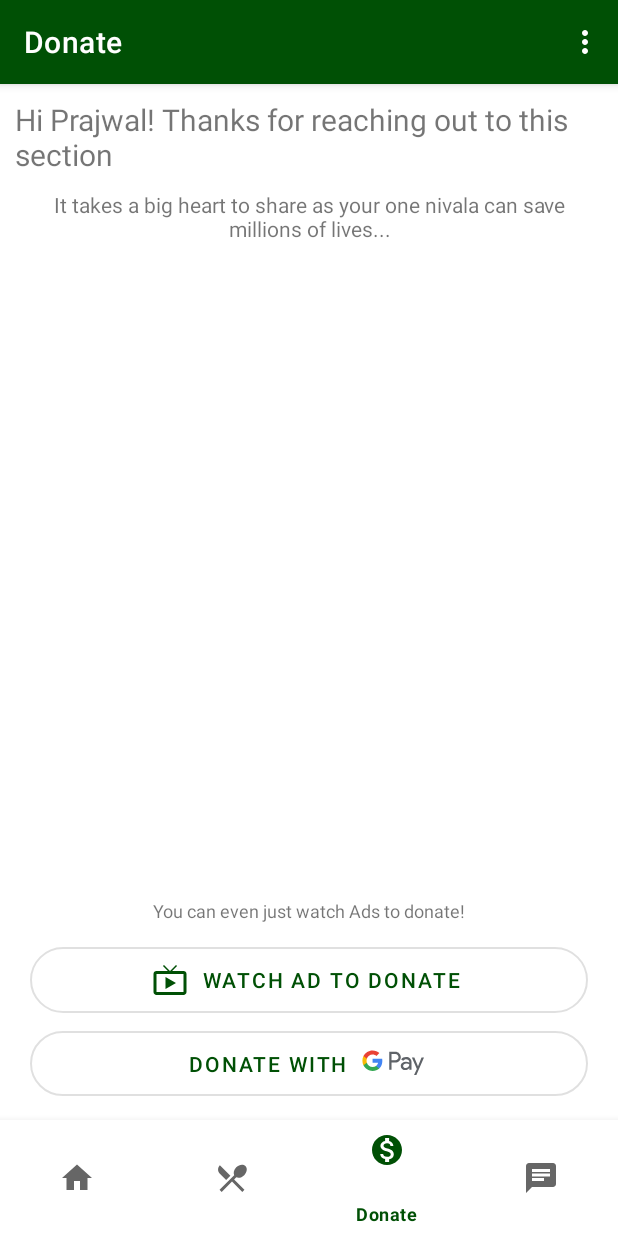
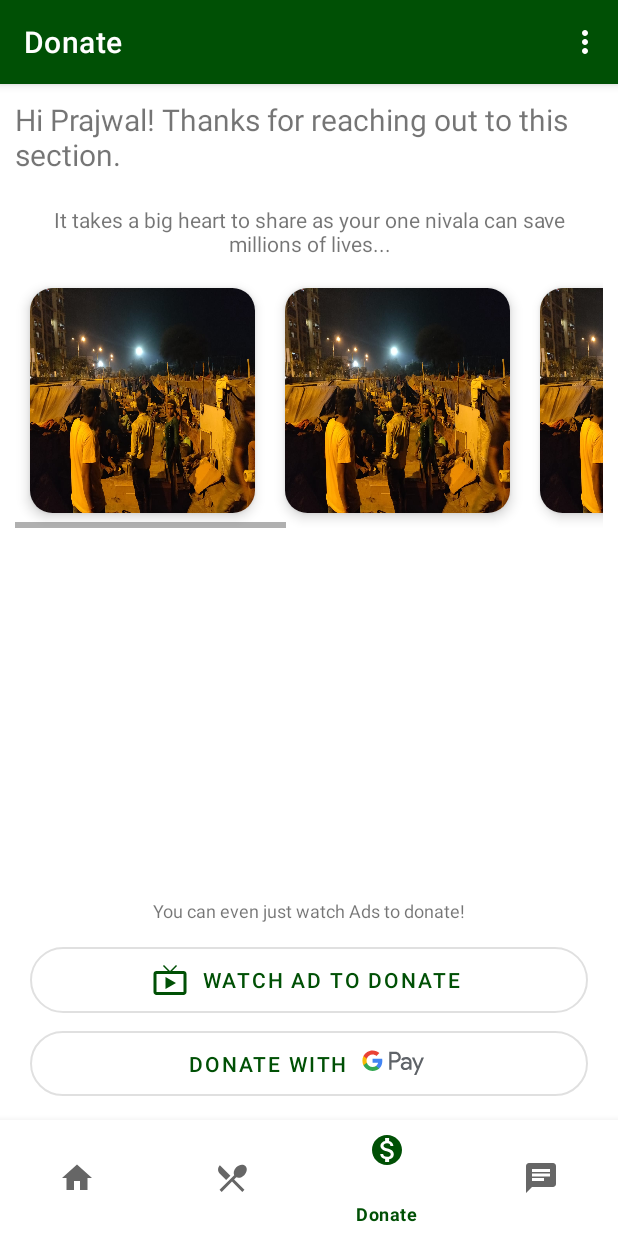
Before and after one commit to prajwalmw/Nivala, an Android app: the DonateFragment screen opened through its navigation route, on a phone screen of 412 x 824 dp. Run offline under Robolectric (Android 15) with nearby library versions, the phone set to English and light mode, and no system bars; our stand-ins replace AdMob, Firebase (no records; nobody signed in at launch, a user with empty details on screens opened directly), navigation-ui; Roboto replaces fonts that are not available here.

Commit message:
image adapter is added with static images.

```diff
--- /dev/null
+++ b/app/src/main/java/com/example/nivala/adapter/DonateImageAdapter.java
@@ -0,0 +1,39 @@
+package com.example.nivala.adapter;
+
+import android.view.LayoutInflater;
+import android.view.View;
+import android.view.ViewGroup;
+
+import androidx.annotation.NonNull;
+import androidx.recyclerview.widget.RecyclerView;
+
+import com.example.nivala.R;
+
+public class DonateImageAdapter extends RecyclerView.Adapter<DonateImageAdapter.DonateViewHolder> {
+
+
+    @NonNull
+    @Override
+    public DonateViewHolder onCreateViewHolder(@NonNull ViewGroup parent, int viewType) {
+        View view = LayoutInflater.from(parent.getContext())
+                .inflate(R.layout.donate_image_listitem, parent, false);
+        return new DonateViewHolder(view);
+    }
+
+    @Override
+    public void onBindViewHolder(@NonNull DonateViewHolder holder, int position) {
+
+    }
+
+    @Override
+    public int getItemCount() {
+        return 5;
+    }
+
+    class DonateViewHolder extends RecyclerView.ViewHolder {
+
+        public DonateViewHolder(@NonNull View itemView) {
+            super(itemView);
+        }
+    }
+}
--- a/app/src/main/java/com/example/nivala/ui/donate/DonateFragment.java
+++ b/app/src/main/java/com/example/nivala/ui/donate/DonateFragment.java
@@ -18,6 +18,7 @@ import androidx.annotation.NonNull;
 import androidx.annotation.Nullable;
 import androidx.fragment.app.Fragment;
 
+import com.example.nivala.adapter.DonateImageAdapter;
 import com.example.nivala.databinding.FragmentDonateBinding;
 import com.example.nivala.databinding.FragmentGiveBinding;
 import com.example.nivala.ui.give.GiveFragment;
@@ -42,8 +43,9 @@ FragmentDonateBinding binding;
     final int UPI_PAYMENT = 0;
     private RewardedAd rewardedAd;
    // private static final String AD_UNIT_ID = "ca-app-pub-6656140211699925/5848724218"; // live
-    private static final String AD_UNIT_ID = "ca-app-pub-6656140211699925/5848724218"; // test
+    private static final String AD_UNIT_ID = "ca-app-pub-3940256099942544/5224354917"; // test
     boolean isLoading;
+    private DonateImageAdapter adapter;
 
     @Nullable
     @Override
@@ -53,6 +55,9 @@ FragmentDonateBinding binding;
 
         binding.gpayBtn.setOnClickListener(v -> payUsingUpi());
         binding.adsBtn.setOnClickListener(v -> loadRewardedAd());
+
+        adapter = new DonateImageAdapter();
+        binding.donateRv.setAdapter(adapter);
         return root;
     }
 
--- a/app/src/main/res/layout/donate_image_listitem.xml
+++ b/app/src/main/res/layout/donate_image_listitem.xml
@@ -1,7 +1,7 @@
 <?xml version="1.0" encoding="utf-8"?>
 <androidx.cardview.widget.CardView xmlns:android="http://schemas.android.com/apk/res/android"
-    android:layout_width="200dp"
-    android:layout_height="200dp"
+    android:layout_width="150dp"
+    android:layout_height="150dp"
     xmlns:app="http://schemas.android.com/apk/res-auto"
     android:layout_margin="10dp"
     app:cardCornerRadius="15dp"
--- a/app/src/main/res/layout/fragment_donate.xml
+++ b/app/src/main/res/layout/fragment_donate.xml
@@ -12,7 +12,7 @@
         android:layout_height="wrap_content"
         android:layout_marginTop="10dp"
         android:fontFamily="@font/roboto_bold"
-        android:text="Hi Prajwal! Thanks for reaching out to this section"
+        android:text="Hi Prajwal! Thanks for reaching out to this section."
         android:textSize="20sp" />
 
     <TextView
@@ -21,7 +21,7 @@
         android:layout_height="wrap_content"
         android:layout_below="@+id/hi_textview"
         android:layout_marginHorizontal="10dp"
-        android:layout_marginTop="10dp"
+        android:layout_marginTop="20dp"
         android:gravity="center"
         android:text="It takes a big heart to share as your one nivala can save millions of lives..." />
 
@@ -33,6 +33,7 @@
         android:layout_marginVertical="10dp"
         android:orientation="horizontal"
         android:scrollbars="horizontal"
+        android:fadeScrollbars="false"
         app:layoutManager="androidx.recyclerview.widget.LinearLayoutManager"
         tools:listitem="@layout/donate_image_listitem" />
 
```
Also changed, not shown: app/src/main/java/com/example/nivala/adapter/TakeAdapter.java (renamed from app/src/main/java/com/example/nivala/ui/take/adapter/TakeAdapter.java, +1 -9 lines), app/src/main/java/com/example/nivala/ui/take/TakeFragment.java (+1 -12 lines).
